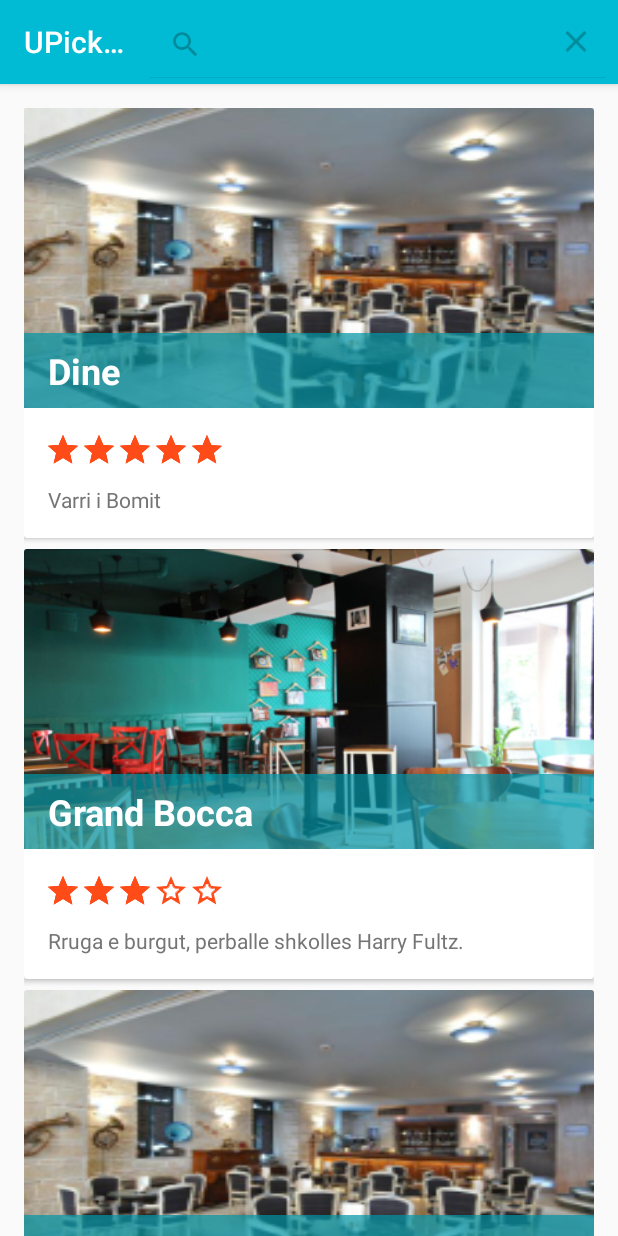
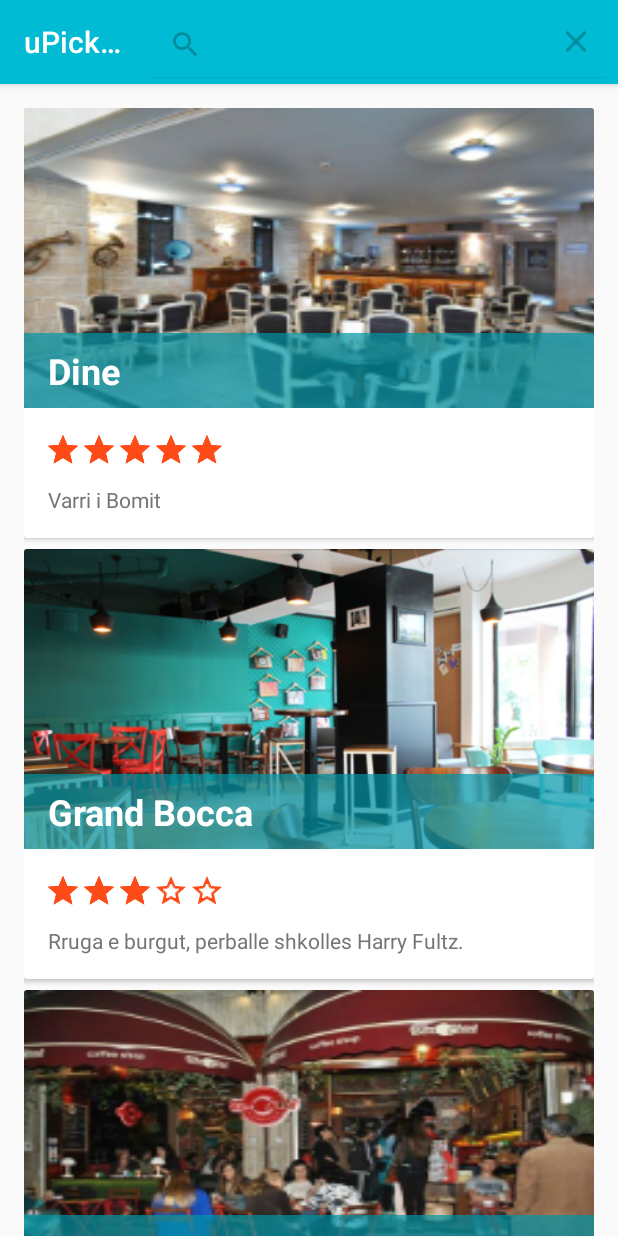
Before and after one commit to bigcheesy/UPickMobile, an Android app: the screen it shows after launch (BarpickActivity), after a tap on "Search", on a phone screen of 412 x 824 dp. Run offline under Robolectric (Android 15) with nearby library versions, the phone set to English and light mode, and no system bars.

Commit message:
Fixed a bug

```diff
--- a/app/src/main/java/com/example/dcyberpanda/upickmobile/Bar.java
+++ b/app/src/main/java/com/example/dcyberpanda/upickmobile/Bar.java
@@ -8,11 +8,13 @@ public class Bar {
     private String name;
     private String address;
     private float rating;
+    private int drawableid;
 
-    public Bar(String name, String address, float rating) {
+    public Bar(String name, String address, float rating, int drawableid) {
         this.name = name;
         this.address = address;
         this.rating = rating;
+        this.drawableid = drawableid;
     }
 
     public String getName() {
@@ -38,4 +40,12 @@ public class Bar {
     public void setRating(float rating) {
         this.rating = rating;
     }
+
+    public int getDrawableid() {
+        return drawableid;
+    }
+
+    public void setDrawableid(int drawableid) {
+        this.drawableid = drawableid;
+    }
 }
--- a/app/src/main/java/com/example/dcyberpanda/upickmobile/BarpickActivity.java
+++ b/app/src/main/java/com/example/dcyberpanda/upickmobile/BarpickActivity.java
@@ -32,9 +32,9 @@ public class BarpickActivity extends AppCompatActivity {
 
         bars = new ArrayList<>();
 
-        bars.add(new Bar("Dine", "Varri i Bomit", 4.5f));
-        bars.add(new Bar("Grand Bocca", "Rruga e burgut, perballe shkolles Harry Fultz.", 3f));
-        bars.add(new Bar("Mon cheri", "Rruga e kavajes", 5f));
+        bars.add(new Bar("Dine", "Varri i Bomit", 4.5f,R.drawable.barplaceholder1));
+        bars.add(new Bar("Grand Bocca", "Rruga e burgut, perballe shkolles Harry Fultz.", 3f, R.drawable.barplaceholder2));
+        bars.add(new Bar("Mon Cheri", "Rruga e kavajes", 5f, R.drawable.barplaceholder3));
 
         createList();
     }
--- a/app/src/main/java/com/example/dcyberpanda/upickmobile/CustomAdapters/BarpickAdapter.java
+++ b/app/src/main/java/com/example/dcyberpanda/upickmobile/CustomAdapters/BarpickAdapter.java
@@ -76,9 +76,6 @@ public class BarpickAdapter extends BaseAdapter implements Filterable{
         row = convertView;
         final DataHandler handler;
 
-        final Bar bar;
-        bar = (Bar) this.getItem(position);
-
         if (convertView == null){
             LayoutInflater inflater = (LayoutInflater) this.context.getSystemService(Context.LAYOUT_INFLATER_SERVICE);
             row = inflater.inflate(viewid,parent,false);
@@ -90,28 +87,15 @@ public class BarpickAdapter extends BaseAdapter implements Filterable{
             handler.rating = (RatingBar) row.findViewById(R.id.bar_rating);
 
 
-
-            switch (bar.getName()){
-                case "Dine":
-                    handler.imageView.setImageResource(R.drawable.barplaceholder1);
-                    break;
-                case "Grand Bocca":
-                    handler.imageView.setImageResource(R.drawable.barplaceholder2);
-                    break;
-                case "Mon Cheri":
-                    handler.imageView.setImageResource(R.drawable.barplaceholder3);
-                    break;
-                default:
-                    break;
-            }
             row.setTag(handler);
         }else{
             handler = (DataHandler) row.getTag();
         }
 
+        final Bar bar;
+        bar = (Bar) this.getItem(position);
 
-
-
+        handler.imageView.setImageResource(bar.getDrawableid());
         handler.name.setText(bar.getName());
         handler.address.setText(bar.getAddress());
         handler.rating.setRating(bar.getRating());
--- a/app/src/main/res/values/strings.xml
+++ b/app/src/main/res/values/strings.xml
@@ -1,5 +1,5 @@
 <resources>
-    <string name="app_name">UPick Smart Service</string>
+    <string name="app_name">uPick Smart Service</string>
 
     <!-- TODO: Remove or change this placeholder text -->
     <string name="hello_blank_fragment">Hello blank fragment</string>
```
